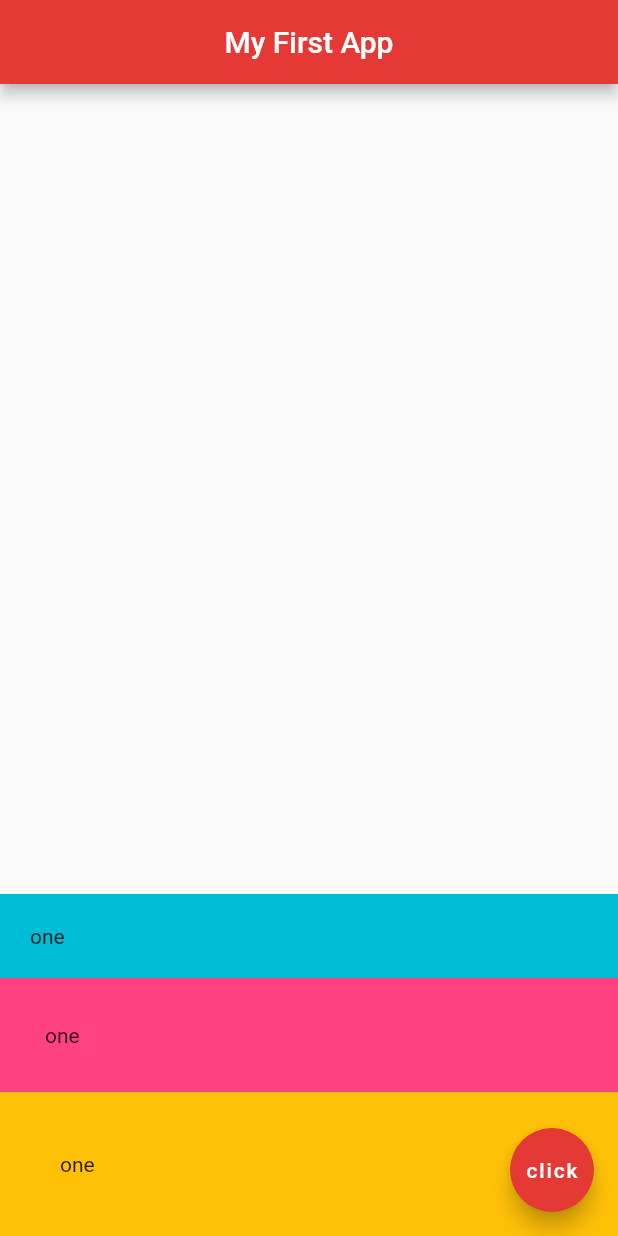
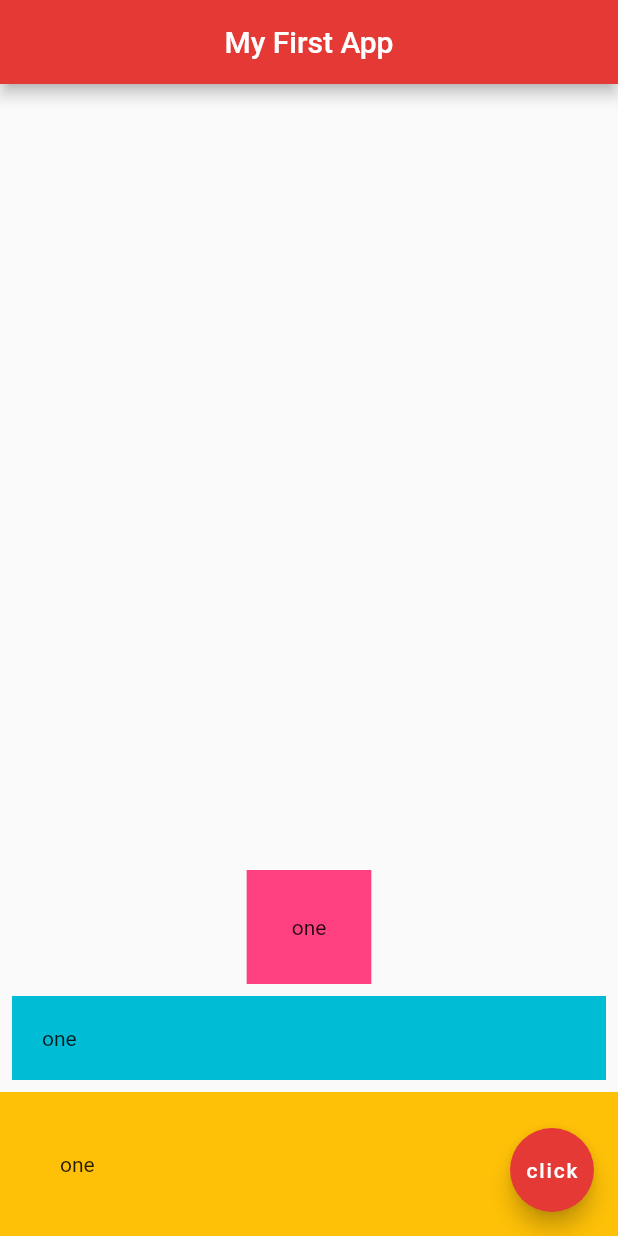
Before and after one commit to SafNaaz/myapp, a Flutter app: the screen it shows after launch, on a phone screen of 412 x 824 dp. Run offline on Flutter 3.47's test engine with Material 2 defaults, Android fonts, the phone set to English and light mode, and no system bars.

Commit message:
shortcuts using bulb

```diff
--- a/lib/main.dart
+++ b/lib/main.dart
@@ -19,15 +19,20 @@ class Home extends StatelessWidget {
         mainAxisAlignment: MainAxisAlignment.end,
         crossAxisAlignment: CrossAxisAlignment.stretch,
         children: <Widget>[
-        Container(
-          padding: EdgeInsets.all(20.0),
-          color: Colors.cyan,
-          child:Text('one')
+        Center(
+          child: Container(
+            padding: EdgeInsets.all(30.0),
+            color: Colors.pinkAccent,
+            child:Text('one')
+          ),
         ),
-        Container(
-          padding: EdgeInsets.all(30.0),
-          color: Colors.pinkAccent,
-          child:Text('one')
+        Padding(
+          padding: const EdgeInsets.all(8.0),
+          child: Container(
+            padding: EdgeInsets.all(20.0),
+            color: Colors.cyan,
+            child:Text('one')
+          ),
         ),
         Container(
           padding: EdgeInsets.all(40.0),
```
